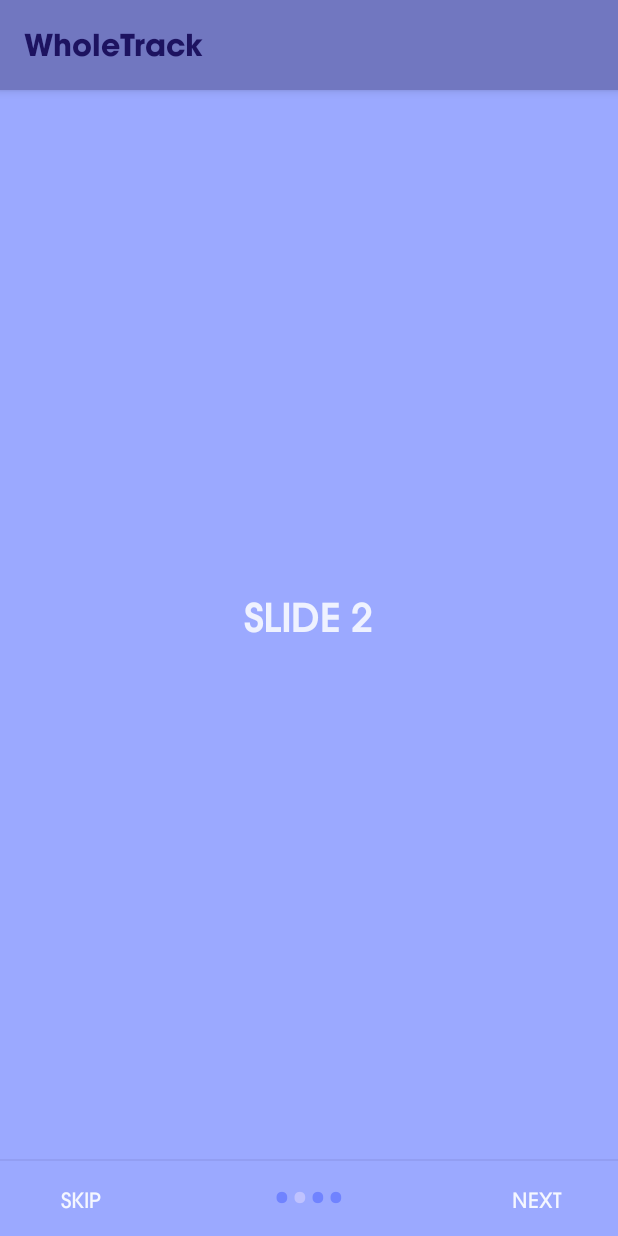
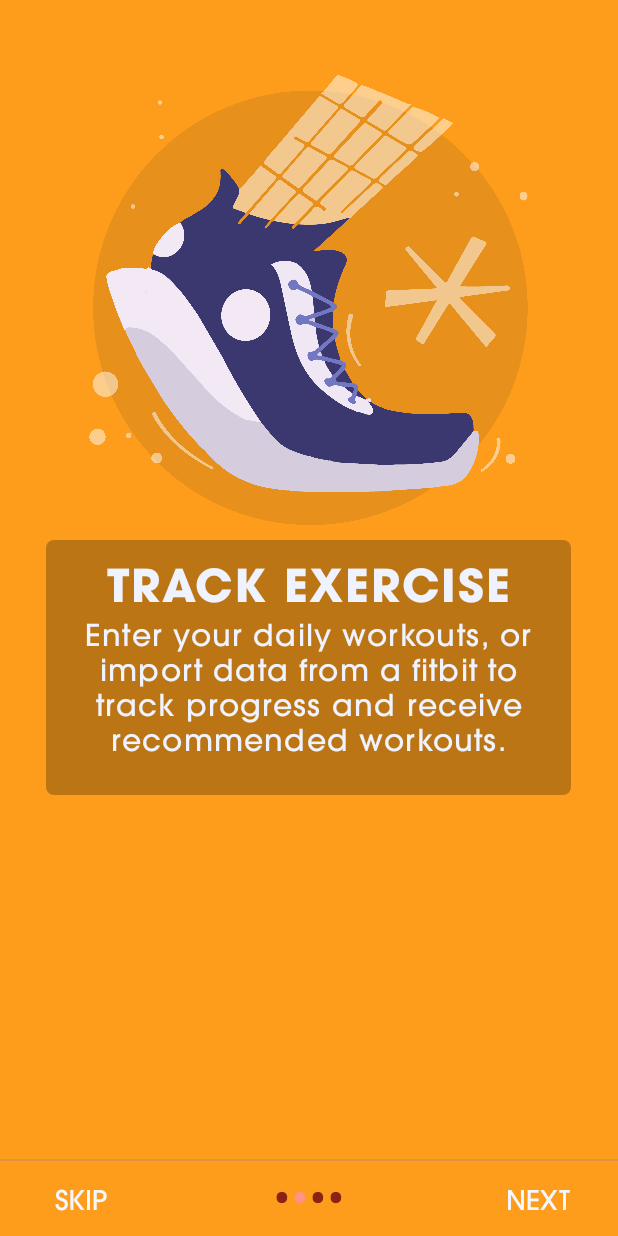
Before and after one commit to agolikov28/WholeTrack, an Android app: the screen it shows after launch (HomePageActivity), after a tap on "NEXT", on a phone screen of 412 x 824 dp. Run offline under Robolectric (Android 15) with nearby library versions, the light colour scheme and no system bars.

Commit message:
finished main sliders

```diff
--- a/app/src/main/AndroidManifest.xml
+++ b/app/src/main/AndroidManifest.xml
@@ -12,7 +12,7 @@
         <activity
             android:name=".HomePageActivity"
             android:exported="true"
-            android:label="@string/app_name">
+            android:label="">
             <intent-filter>
                 <action android:name="android.intent.action.MAIN" />
                 <category android:name="android.intent.category.LAUNCHER" />
@@ -23,5 +23,4 @@
             android:exported="true"
             android:label="Home"></activity>
     </application>
-
 </manifest>
--- a/app/src/main/java/com/example/wholetrack/HomePageActivity.java
+++ b/app/src/main/java/com/example/wholetrack/HomePageActivity.java
@@ -2,10 +2,12 @@ package com.example.wholetrack;
 
 import android.content.Intent;
 
+import androidx.appcompat.app.ActionBar;
 import androidx.appcompat.app.AppCompatActivity;
 import androidx.viewpager.widget.ViewPager;
 
 import android.graphics.Color;
+import android.graphics.drawable.ColorDrawable;
 import android.os.Build;
 import android.os.Bundle;
 import android.text.Html;
@@ -30,13 +32,12 @@ public class HomePageActivity extends AppCompatActivity {
         super.onCreate(savedInstanceState);
         setContentView(R.layout.activity_home);
 
-
         if (Build.VERSION.SDK_INT >= 21) {
             getWindow().getDecorView().setSystemUiVisibility(View.SYSTEM_UI_FLAG_LAYOUT_STABLE | View.SYSTEM_UI_FLAG_LAYOUT_FULLSCREEN);
 
         }
 
-        chnageBarColour();
+        changeBarColour();
 
         viewPager = (ViewPager) findViewById(R.id.view_pager);
         dotsLayout = (LinearLayout) findViewById(R.id.layoutDots);
@@ -102,9 +103,10 @@ public class HomePageActivity extends AppCompatActivity {
 
     }
 
-    private void chnageBarColour() {
+    private void changeBarColour() {
 
         if (Build.VERSION.SDK_INT >= Build.VERSION_CODES.LOLLIPOP) {
+            getSupportActionBar().setBackgroundDrawable(new ColorDrawable(getResources().getColor(android.R.color.transparent)));
             Window window = getWindow();
             window.addFlags(WindowManager.LayoutParams.FLAG_DRAWS_SYSTEM_BAR_BACKGROUNDS);
             window.setStatusBarColor(Color.TRANSPARENT);
--- /dev/null
+++ b/app/src/main/res/drawable/rect.xml
@@ -0,0 +1,7 @@
+<!-- res/drawable/rect.xml -->
+<shape xmlns:android="http://schemas.android.com/apk/res/android"
+    android:shape="rectangle">
+    <solid android:color="#42000000" />
+    <corners android:radius="5dp" />
+
+</shape>
--- a/app/src/main/res/layout/activity_home.xml
+++ b/app/src/main/res/layout/activity_home.xml
@@ -37,10 +37,10 @@
         android:layout_alignParentRight="true"
         android:layout_alignParentBottom="true"
         android:layout_marginRight="10dp"
-
         android:background="@null"
         android:fontFamily="@font/avant_med"
-        android:text="Next"
+        android:textSize="18dp"
+        android:text="NEXT"
         android:textColor="@color/buttonWhite" />
 
     <Button
@@ -52,6 +52,7 @@
         android:layout_marginLeft="10dp"
         android:background="@null"
         android:fontFamily="@font/avant_med"
-        android:text="skip"
+        android:textSize="18dp"
+        android:text="SKIP"
         android:textColor="@color/buttonWhite" />
 </RelativeLayout>
--- a/app/src/main/res/layout/activity_main.xml
+++ b/app/src/main/res/layout/activity_main.xml
@@ -25,8 +25,6 @@
         app:itemTextColor="@drawable/bottom_navigation_selector"
         />
 
-
-
     <fragment
         android:id="@+id/nav_host_fragment_activity_main"
         android:name="androidx.navigation.fragment.NavHostFragment"
--- a/app/src/main/res/layout/slide2.xml
+++ b/app/src/main/res/layout/slide2.xml
@@ -1,27 +1,49 @@
 <?xml version="1.0" encoding="utf-8"?>
 <RelativeLayout
     xmlns:android="http://schemas.android.com/apk/res/android"
+    xmlns:app="http://schemas.android.com/apk/res-auto"
     android:layout_width="match_parent"
     android:background="@color/bg_screen2"
     android:layout_height="match_parent">
+
+    <ImageView
+        android:layout_width="350dp"
+        android:layout_height="300dp"
+        android:layout_centerHorizontal="true"
+        android:layout_marginTop="50dp"
+        android:src="@drawable/workout_slider" />
     <LinearLayout
-        android:layout_width="wrap_content"
-        android:layout_height="wrap_content"
-        android:layout_centerInParent="true"
+        android:layout_width="350dp"
+        android:layout_height="170dp"
+        android:layout_centerHorizontal="true"
+        android:layout_marginTop="360dp"
         android:gravity="center_horizontal"
+        android:background="@drawable/rect"
         android:orientation="vertical">
-<!--        <ImageView-->
-<!--            android:layout_width="@dimen/img_width_height"-->
-<!--            android:layout_height="@dimen/img_width_height"-->
-<!--            android:src="@drawable/tomato" />-->
+
         <TextView
             android:layout_width="wrap_content"
             android:layout_height="wrap_content"
-            android:text="SLIDE 2"
+            android:fontFamily="@font/avant_bold"
+            android:layout_marginTop="10dp"
+            android:textAlignment="center"
+            android:layout_gravity="center"
+            android:letterSpacing="0.04"
+            android:text="TRACK EXERCISE"
             android:textColor="@color/whiteTint"
-            android:textSize="25dp"
-            android:letterSpacing="0.01"
+            android:textSize="30dp"/>
+
+        <TextView
+            android:layout_width="350dp"
+            android:layout_height="107dp"
+            android:paddingHorizontal="10dp"
             android:fontFamily="@font/avant_med"
-            android:textStyle="bold" />
+            android:letterSpacing="0.04"
+            android:textAlignment="center"
+            android:lineSpacingExtra="3dp"
+            android:text="Enter your daily workouts, or import data from a fitbit to track progress and receive recommended workouts."
+            android:textColor="@color/whiteTint"
+            android:textSize="20dp"/>
+
     </LinearLayout>
 </RelativeLayout>
--- a/app/src/main/res/menu/mymenu.xml
+++ b/app/src/main/res/menu/mymenu.xml
@@ -5,7 +5,7 @@
             android:id="@+id/mybutton"
             android:title="My Profile"
             app:showAsAction="always"
-            android:iconTint="@color/darkPurple"
-            android:icon="@drawable/darkprofile_icon"
+            android:iconTint="@color/white"
+            android:icon="@drawable/whiteprofile_icon"
             />
 </menu>
--- a/app/src/main/res/values/colors.xml
+++ b/app/src/main/res/values/colors.xml
@@ -1,12 +1,6 @@
 <?xml version="1.0" encoding="utf-8"?>
 <resources>
-    <color name="purple_200">#FFBB86FC</color>
-    <color name="purple_500">#FF6200EE</color>
-    <color name="purple_700">#FF3700B3</color>
-    <color name="teal_200">#FF03DAC5</color>
-    <color name="teal_700">#FF018786</color>
     <color name="black">#FF000000</color>
-
     <color name="whiteTint">#EFF2FF</color>
     <color name="darkPurple">#1D1360</color>
     <color name="bluePurple">#5963EA</color>
@@ -15,25 +9,23 @@
     <color name="buttonWhite">#F5F7FF</color>
     <color name="buttonPurple">#94A3EB</color>
     <color name="iconChosen">#7A8CCC</color>
-
     <color name="white">#FFFFFFFF</color>
 
-
-    <color name="bg_screen1">#8896E7</color>
-    <color name="bg_screen2">#9BA9FF</color>
-    <color name="bg_screen3">#A5ADFF</color>
-    <color name="bg_screen4">#AFB1FF</color>
+    <color name="bg_screen1">#7d41ce</color>
+    <color name="bg_screen2">#fd9d1b</color>
+    <color name="bg_screen3">#48a204</color>
+    <color name="bg_screen4">#4252cc</color>
     <array name="array_dot_active">
-        <item>#BFCEFF</item>
-        <item>#BFC2FF</item>
-        <item>#C8BFFF</item>
-        <item>#D3BFFF</item>
+        <item>#94A3EB</item>
+        <item>#FF9385</item>i
+        <item>#B7CF7A</item>
+        <item>#9CCCD9</item>
     </array>
     <array name="array_dot_inactive">
-        <item>#6779E0</item>
-        <item>#7083FF</item>
-        <item>#858FFF</item>
-        <item>#8587FF</item>
+        <item>#403554</item>
+        <item>#8a2215</item>
+        <item>#464F2F</item>
+        <item>#135061</item>
     </array>
 
 </resources>
--- a/app/src/main/res/values/strings.xml
+++ b/app/src/main/res/values/strings.xml
@@ -4,5 +4,4 @@
     <string name="title_exercise">Exercise</string>
     <string name="title_diet">Diet</string>
     <string name="title_sleep">Sleep</string>
-
 </resources>
--- a/app/src/main/res/values/themes.xml
+++ b/app/src/main/res/values/themes.xml
@@ -15,7 +15,7 @@
 
 <!--    </style>-->
     <style name="Theme.WholeTrack" parent="Theme.AppCompat.Light.DarkActionBar">
-        <item name="colorPrimary">@color/lightPurple</item>
+        <item name="colorPrimary">@color/darkPurple</item>
         <item name="colorPrimaryDark">@color/darkPurple</item>
         <item name="colorAccent">@color/whiteTint</item>
         <item name="actionBarStyle">@style/AppTheme.ActionBar</item>
@@ -24,7 +24,7 @@
     <style name="AppTheme.ActionBar" parent="Widget.AppCompat.Light.ActionBar">
         <item name="android:titleTextStyle">@style/AppTheme.ActionBar.TitleText</item>
         <item name="titleTextStyle">@style/AppTheme.ActionBar.TitleText</item>
-        <item name="background">@color/lightPurple</item>
+        <item name="background">@color/darkPurple</item>
         <item name="android:height">150dp</item>
         <item name="height">60dp</item>
     </style>
@@ -32,7 +32,7 @@
     <style name="AppTheme.ActionBar.TitleText" parent="TextAppearance.AppCompat.Widget.ActionBar.Title">
         <item name="fontFamily">@font/avant_bold</item>
         <item name="android:textSize">20dp</item>
-        <item name="android:textColor">@color/darkPurple</item>
+        <item name="android:textColor">@color/whiteTint</item>
     </style>
 
 
```
Also changed, not shown: app/src/main/res/layout/slide1.xml (+33 -19 lines), app/src/main/res/layout/slide3.xml (+34 -15 lines), app/src/main/res/layout/slide4.xml (+32 -14 lines), app/src/main/res/drawable/diet_slider.png (added), app/src/main/res/drawable/logo_slider.png (added), app/src/main/res/drawable/sleep_slider.png (added), app/src/main/res/drawable/white_carrot.png (added), app/src/main/res/drawable/white_sneaker.png (added), app/src/main/res/drawable/whiteprofile_icon.png (added), app/src/main/res/drawable/workout_slider.png (added).
